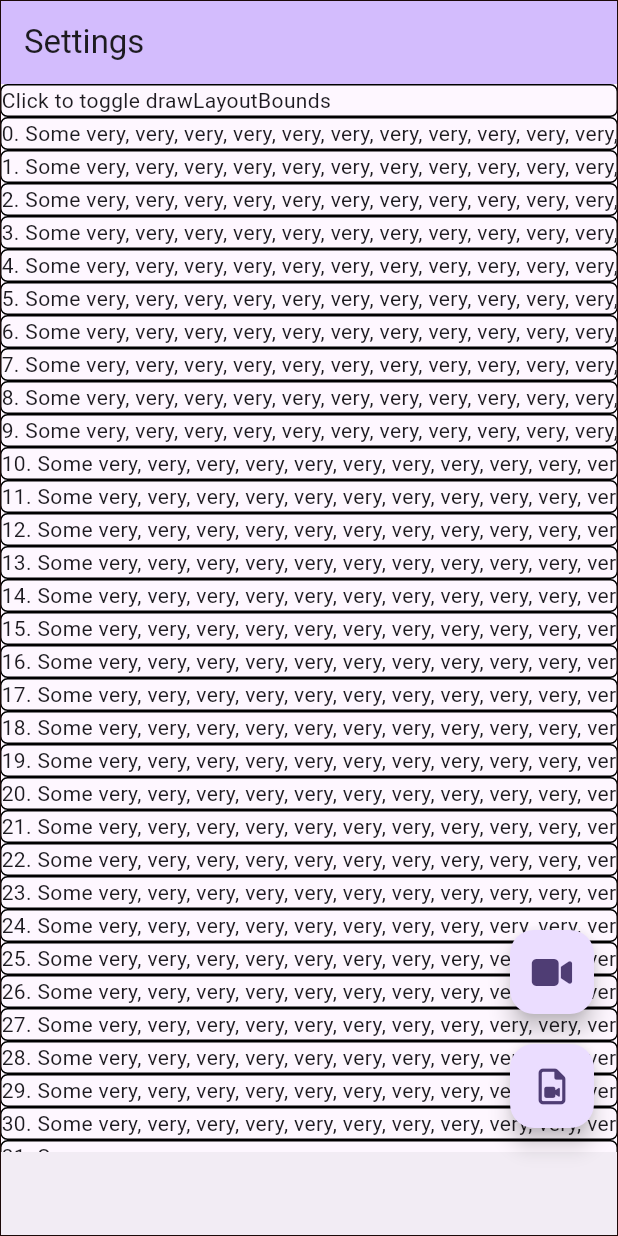
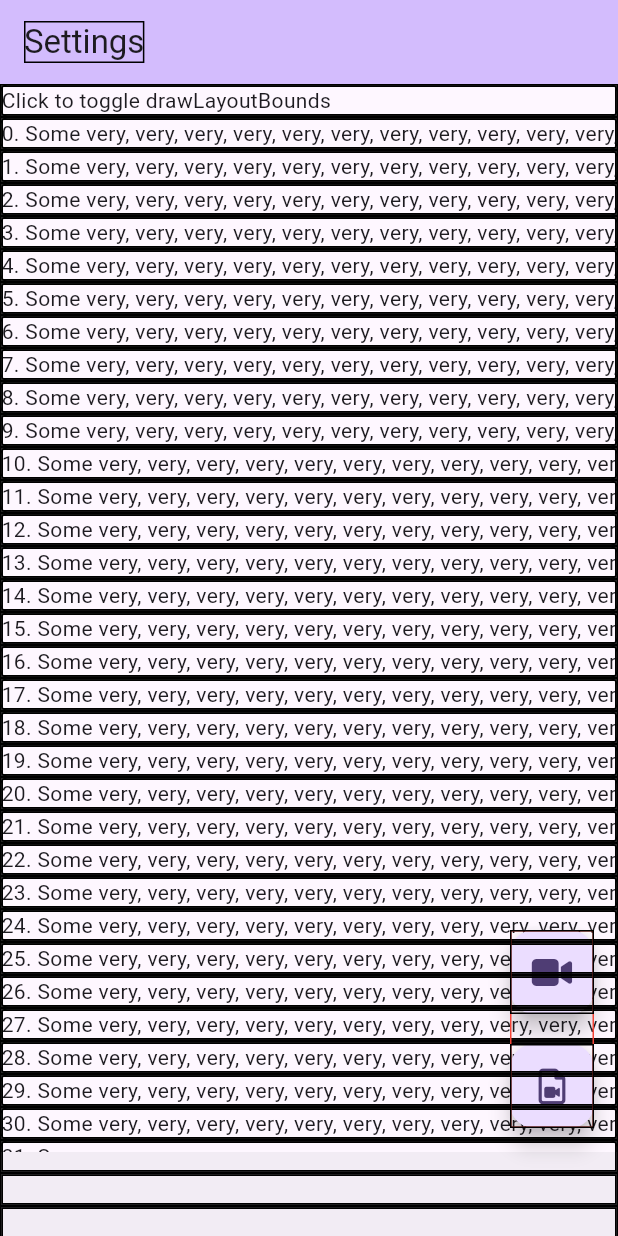
Before and after one commit to BigDeeEss/kar_kam, a Flutter app: the screen it shows after launch, on a phone screen of 412 x 824 dp. Run offline on Flutter 3.47's test engine with Material 2 defaults, Android fonts, the phone set to English and light mode, and no system bars; our stand-ins replace font_awesome_flutter, get_it, get_it_mixin, shared_preferences.

Commit message:
Revert "Save."
This reverts commit efc7556786c6ca94d0e52e8b9f0a232d8c482a8f.

```diff
--- a/lib/utils/boxed_container.dart
+++ b/lib/utils/boxed_container.dart
@@ -12,7 +12,7 @@ class BoxedContainer extends StatelessWidget with GetItMixin {
     super.key,
     this.alignment,
     this.borderColor = Colors.black,
-    this.borderWidth = 0.1,
+    this.borderWidth = 1.0,
     this.child,
     this.clipBehavior,
     this.color,
@@ -135,7 +135,7 @@ class _BoxedContainerState extends State<_BoxedContainer> {
   final GlobalKey childKey = GlobalKey();
 
   // // The link which connects the layers associated with
-  LayerLink layerLink = LayerLink();
+  // LayerLink layerLink = LayerLink();
 
   // An object that displays [border] if [drawLayoutBounds] is true.
   OverlayState? overlayState;
@@ -156,8 +156,12 @@ class _BoxedContainerState extends State<_BoxedContainer> {
       // Create [border].
       border = OverlayEntry(
         builder: (BuildContext context) {
-          return CompositedTransformFollower(
-            link: layerLink,
+          return Stack(
+            children: <Widget>[
+              Positioned.fromRect(
+                rect: rect,
+                child: IgnorePointer(
+                  ignoring: true,
                   child: Container(
                     decoration: BoxDecoration(
                       border: Border.all(
@@ -169,28 +173,10 @@ class _BoxedContainerState extends State<_BoxedContainer> {
                     height: borderRect.height,
                     width: borderRect.width,
                   ),
+                ),
+              ),
+            ],
           );
-          // return Stack(
-          //   children: <Widget>[
-          //     Positioned.fromRect(
-          //       rect: rect,
-          //       child: IgnorePointer(
-          //         ignoring: true,
-          //         child: Container(
-          //           decoration: BoxDecoration(
-          //             border: Border.all(
-          //               width: widget.borderWidth,
-          //               color: widget.borderColor,
-          //             ),
-          //             color: widget.color,
-          //           ),
-          //           height: borderRect.height,
-          //           width: borderRect.width,
-          //         ),
-          //       ),
-          //     ),
-          //   ],
-          // );
         },
       );
 
@@ -217,7 +203,7 @@ class _BoxedContainerState extends State<_BoxedContainer> {
   void initState() {
     WidgetsBinding.instance.addPostFrameCallback((_) {
       // Get [child] bounding box characteristics if requested.
-      if (widget.drawLayoutBounds && (widget.child != null)) {
+      if (widget.drawLayoutBounds && widget.child != null) {
         addBorder(childKey.globalPaintBounds);
       }
     });
@@ -226,17 +212,9 @@ class _BoxedContainerState extends State<_BoxedContainer> {
 
   @override
   Widget build(BuildContext context) {
-    if (border == null) {
     return Container(
       key: childKey,
       child: widget.child,
     );
-    } else {
-      return CompositedTransformTarget(
-        link: layerLink,
-        child: widget.child,
-      );
-    }
-
   }
 }
```
Also changed, not shown: pubspec.lock, 6 other files. Lines whose indentation alone changed are shown as unchanged.
